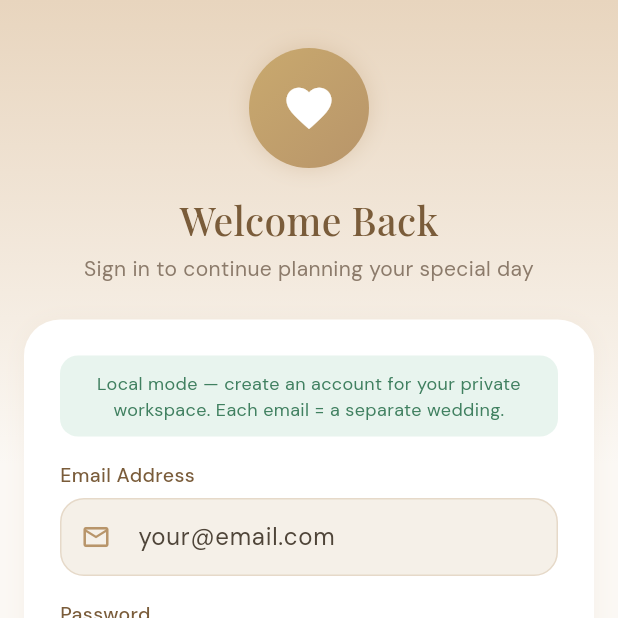
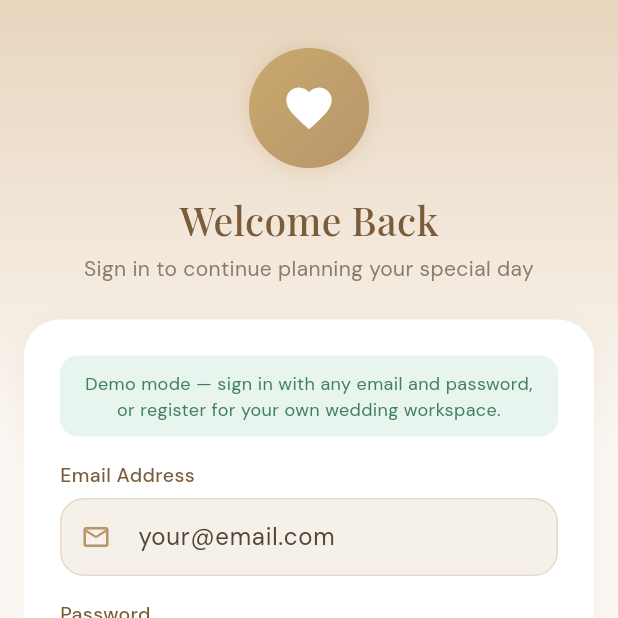
Before and after one commit to moinaalia/nikah-planner, a Flutter app: the screen it shows after launch, on a phone screen of 412 x 824 dp, the top half of it. Run offline on Flutter 3.47's test engine with Material 3 defaults, Android fonts, the phone set to English and light mode, and no system bars; our stand-ins replace cached_network_image, cloud_firestore, firebase_auth, firebase_core, fl_chart, flutter_riverpod and 3 more; accounts and stored records are empty.

Commit message:
Add English logbook with embedded screenshots to GitHub.
Publish LOGBOOK.md with all 9 UI screenshots, update README and submission guide in English, and restore demo login for professor testing.

```diff
--- a/nikah_planner/lib/features/auth/login_screen.dart
+++ b/nikah_planner/lib/features/auth/login_screen.dart
@@ -109,7 +109,7 @@ class _LoginScreenState extends State<LoginScreen> {
                             borderRadius: BorderRadius.circular(12),
                           ),
                           child: const Text(
-                            'Local mode — create an account for your private workspace. Each email = a separate wedding.',
+                            'Demo mode — sign in with any email and password, or register for your own wedding workspace.',
                             style: TextStyle(color: AppColors.success, fontSize: 12),
                             textAlign: TextAlign.center,
                           ),
--- a/nikah_planner/lib/services/auth_service.dart
+++ b/nikah_planner/lib/services/auth_service.dart
@@ -61,7 +61,12 @@ class AuthService {
       final repo = WeddingRepository.instance;
       final userId = await repo.localUserIdForEmail(email);
       if (userId == null) {
-        return AuthResult.failure('Account not found. Please register first.');
+        // Professor / quick demo: any email + password opens sample data (Siti & Ahmad)
+        _localUserId = 'demo_visitor';
+        _localEmail = email.trim().toLowerCase();
+        _localName = 'Demo User';
+        WeddingSession.clear();
+        return AuthResult.success();
       }
 
       final valid = await repo.validateLocalLogin(email, password);
```
Also changed, not shown: 4 other files.
